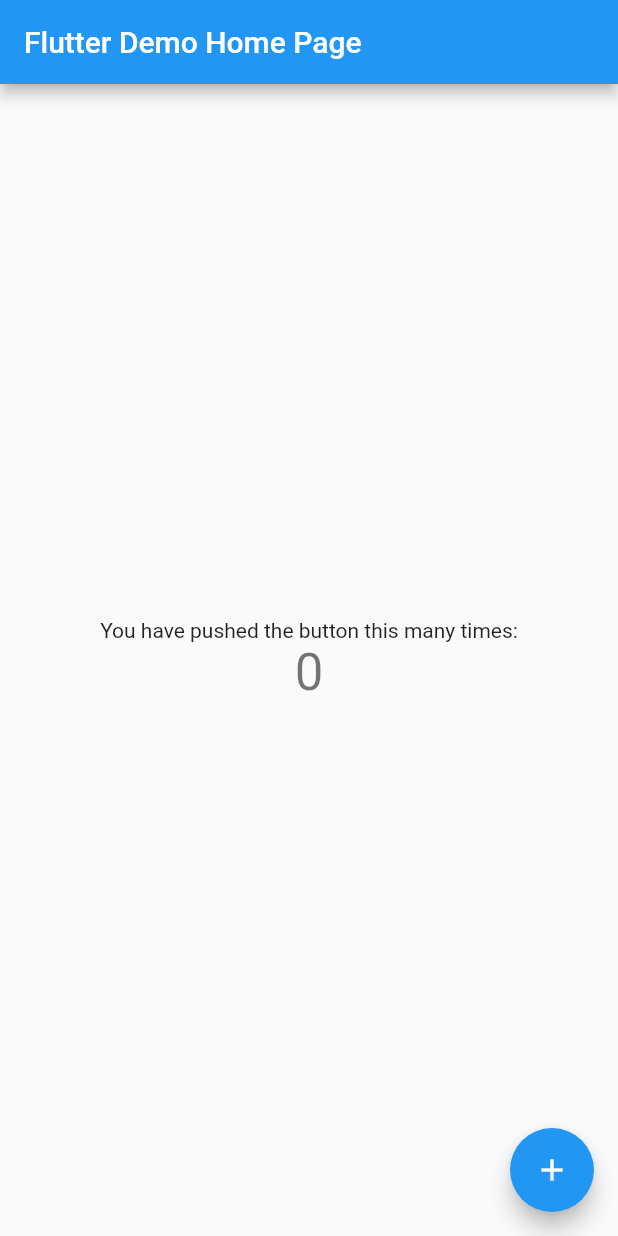
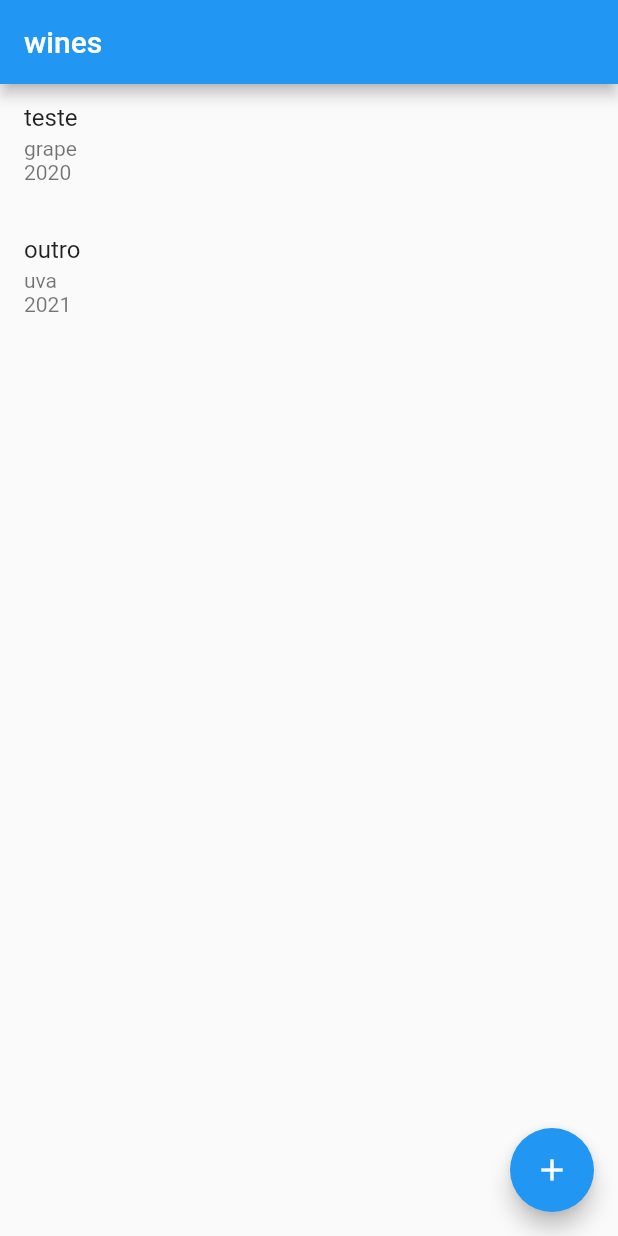
Before and after one commit to Marinadelrio/wines, a Flutter app: the screen it shows after launch, on a phone screen of 412 x 824 dp. Run offline on Flutter 3.47's test engine with Material 2 defaults, Android fonts, the phone set to English and light mode, and no system bars.

Commit message:
create wines list

```diff
--- a/lib/main.dart
+++ b/lib/main.dart
@@ -1,4 +1,6 @@
 import 'package:flutter/material.dart';
+import 'package:wines/wine.dart';
+import 'package:wines/wine_form.dart';
 
 void main() {
   runApp(const MyApp());
@@ -7,106 +9,58 @@
 class MyApp extends StatelessWidget {
   const MyApp({Key? key}) : super(key: key);
 
-  // This widget is the root of your application.
   @override
   Widget build(BuildContext context) {
     return MaterialApp(
       title: 'Flutter Demo',
       theme: ThemeData(
-        // This is the theme of your application.
-        //
-        // Try running your application with "flutter run". You'll see the
-        // application has a blue toolbar. Then, without quitting the app, try
-        // changing the primarySwatch below to Colors.green and then invoke
-        // "hot reload" (press "r" in the console where you ran "flutter run",
-        // or simply save your changes to "hot reload" in a Flutter IDE).
-        // Notice that the counter didn't reset back to zero; the application
-        // is not restarted.
         primarySwatch: Colors.blue,
       ),
-      home: const MyHomePage(title: 'Flutter Demo Home Page'),
+      home: const MyHomePage(),
     );
   }
 }
 
 class MyHomePage extends StatefulWidget {
-  const MyHomePage({Key? key, required this.title}) : super(key: key);
-
-  // This widget is the home page of your application. It is stateful, meaning
-  // that it has a State object (defined below) that contains fields that affect
-  // how it looks.
-
-  // This class is the configuration for the state. It holds the values (in this
-  // case the title) provided by the parent (in this case the App widget) and
-  // used by the build method of the State. Fields in a Widget subclass are
-  // always marked "final".
-
-  final String title;
+  const MyHomePage({
+    Key? key,
+  }) : super(key: key);
 
   @override
   State<MyHomePage> createState() => _MyHomePageState();
 }
 
 class _MyHomePageState extends State<MyHomePage> {
-  int _counter = 0;
-
-  void _incrementCounter() {
-    setState(() {
-      // This call to setState tells the Flutter framework that something has
-      // changed in this State, which causes it to rerun the build method below
-      // so that the display can reflect the updated values. If we changed
-      // _counter without calling setState(), then the build method would not be
-      // called again, and so nothing would appear to happen.
-      _counter++;
-    });
-  }
+  final List<Wine> wines = [
+    Wine(label: 'teste', grape: 'grape', year: 2020),
+    Wine(label: 'outro', grape: 'uva', year: 2021)
+  ];
 
   @override
   Widget build(BuildContext context) {
-    // This method is rerun every time setState is called, for instance as done
-    // by the _incrementCounter method above.
-    //
-    // The Flutter framework has been optimized to make rerunning build methods
-    // fast, so that you can just rebuild anything that needs updating rather
-    // than having to individually change instances of widgets.
     return Scaffold(
       appBar: AppBar(
-        // Here we take the value from the MyHomePage object that was created by
-        // the App.build method, and use it to set our appbar title.
-        title: Text(widget.title),
+        title: Text('wines'),
       ),
-      body: Center(
-        // Center is a layout widget. It takes a single child and positions it
-        // in the middle of the parent.
-        child: Column(
-          // Column is also a layout widget. It takes a list of children and
-          // arranges them vertically. By default, it sizes itself to fit its
-          // children horizontally, and tries to be as tall as its parent.
-          //
-          // Invoke "debug painting" (press "p" in the console, choose the
-          // "Toggle Debug Paint" action from the Flutter Inspector in Android
-          // Studio, or the "Toggle Debug Paint" command in Visual Studio Code)
-          // to see the wireframe for each widget.
-          //
-          // Column has various properties to control how it sizes itself and
-          // how it positions its children. Here we use mainAxisAlignment to
-          // center the children vertically; the main axis here is the vertical
-          // axis because Columns are vertical (the cross axis would be
-          // horizontal).
-          mainAxisAlignment: MainAxisAlignment.center,
-          children: <Widget>[
-            const Text(
-              'You have pushed the button this many times:',
-            ),
-            Text(
-              '$_counter',
-              style: Theme.of(context).textTheme.headline4,
-            ),
-          ],
-        ),
+      body: ListView.builder(
+        itemBuilder: (buildContext, index) {
+          final Wine currentWine = wines[index];
+          return ListTile(
+            title: Text(currentWine.label),
+            subtitle:
+                Text(currentWine.grape + '\n' + currentWine.year.toString()),
+            isThreeLine: true,
+          );
+        },
+        itemCount: wines.length,
       ),
       floatingActionButton: FloatingActionButton(
-        onPressed: _incrementCounter,
+        onPressed: () async {
+          final newWine = await Navigator.push(
+              context, MaterialPageRoute(builder: ((context) => WineForm())));
+          wines.add(newWine);
+          setState(() {});
+        },
         tooltip: 'Increment',
         child: const Icon(Icons.add),
       ), // This trailing comma makes auto-formatting nicer for build methods.
--- /dev/null
+++ b/lib/wine.dart
@@ -0,0 +1,11 @@
+class Wine {
+  final String label;
+  final String grape;
+  final int year;
+
+  Wine({
+    required this.label,
+    required this.grape,
+    required this.year,
+  });
+}
```
